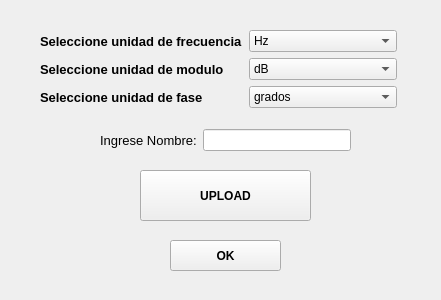
First picture: the form in frontend/input_montecarlo.ui, repository odevincenti/TC-TP1, before the edit.
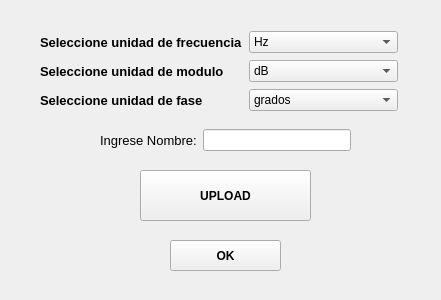
Second picture: the form after the edit.

Commit message: OJO CUANDO BAJAS LOS .ui

The edit to the form file:
```diff
--- a/frontend/input_montecarlo.ui
+++ b/frontend/input_montecarlo.ui
@@ -56,8 +56,8 @@
     <rect>
      <x>40</x>
      <y>30</y>
-     <width>357</width>
-     <height>80</height>
+     <width>358</width>
+     <height>82</height>
     </rect>
    </property>
    <layout class="QGridLayout" name="gridLayout_2">
```
Left out of the diff: 8 changed lines with no effect on the pictures. The commit also changes 5 other files.
